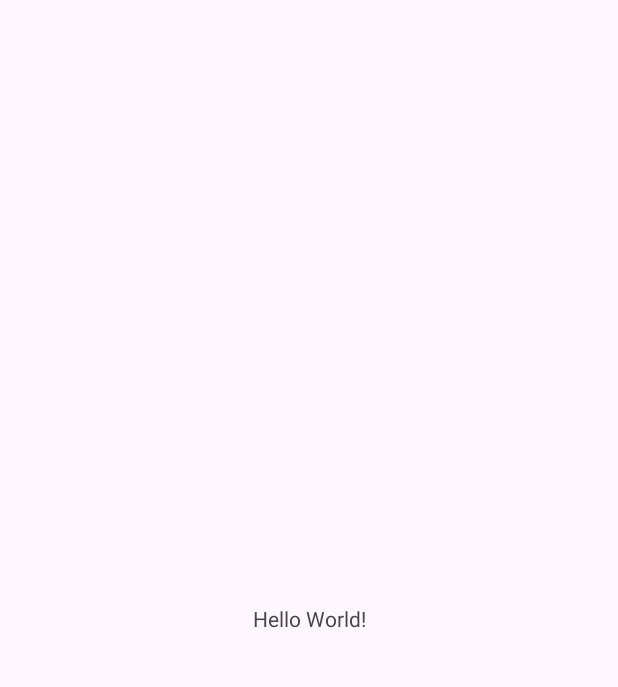
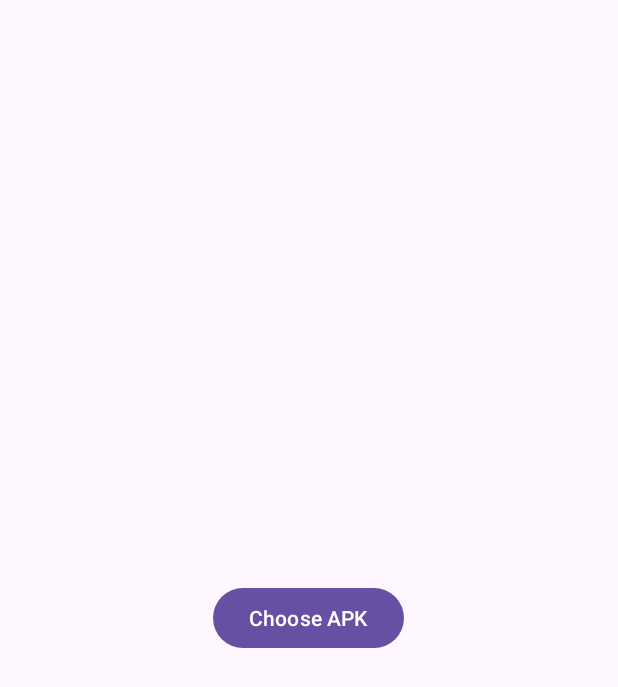
Before and after one commit to MagicalMouse39/SlimLoader, an Android app: the screen it shows after launch (MainActivity), on a phone screen of 412 x 824 dp. Before the commit the part shown is almost empty. Shown: the top 687 px of the screen. Run offline under Robolectric (Android 15) with nearby library versions, the light colour scheme and no system bars.

Commit message:
Add basic functionality

```diff
--- a/app/src/main/res/layout/activity_main.xml
+++ b/app/src/main/res/layout/activity_main.xml
@@ -1,5 +1,5 @@
 <?xml version="1.0" encoding="utf-8"?>
-<androidx.constraintlayout.widget.ConstraintLayout xmlns:android="http://schemas.android.com/apk/res/android"
+<FrameLayout xmlns:android="http://schemas.android.com/apk/res/android"
     xmlns:app="http://schemas.android.com/apk/res-auto"
     xmlns:tools="http://schemas.android.com/tools"
     android:id="@+id/main"
@@ -7,13 +7,12 @@
     android:layout_height="match_parent"
     tools:context=".MainActivity">
 
-    <TextView
+    <Button
+        android:id="@+id/choose_file_btn"
         android:layout_width="wrap_content"
         android:layout_height="wrap_content"
-        android:text="Hello World!"
-        app:layout_constraintBottom_toBottomOf="parent"
-        app:layout_constraintEnd_toEndOf="parent"
-        app:layout_constraintStart_toStartOf="parent"
-        app:layout_constraintTop_toTopOf="parent" />
-
-</androidx.constraintlayout.widget.ConstraintLayout>
+        android:layout_gravity="center"
+        android:text="@string/choose_apk"
+        tools:layout_editor_absoluteX="162dp"
+        tools:layout_editor_absoluteY="344dp" />
+</FrameLayout>
--- a/app/src/main/res/values/strings.xml
+++ b/app/src/main/res/values/strings.xml
@@ -1,3 +1,4 @@
 <resources>
     <string name="app_name">SlimLoader</string>
+    <string name="choose_apk">Choose APK</string>
 </resources>
```
Also changed, not shown: app/src/main/AndroidManifest.xml (+11 -0 lines), app/src/main/java/it/magical/slimloader/MainActivity.java (+35 -0 lines).
